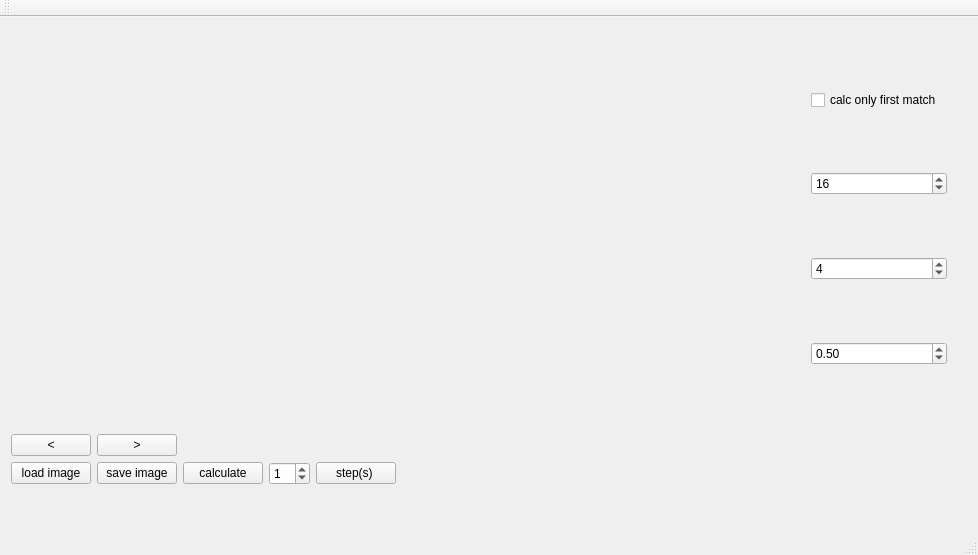
The window that epicenter/mainwindow.ui (Sebu/sprs) describes before a commit, drawn with Qt 5.
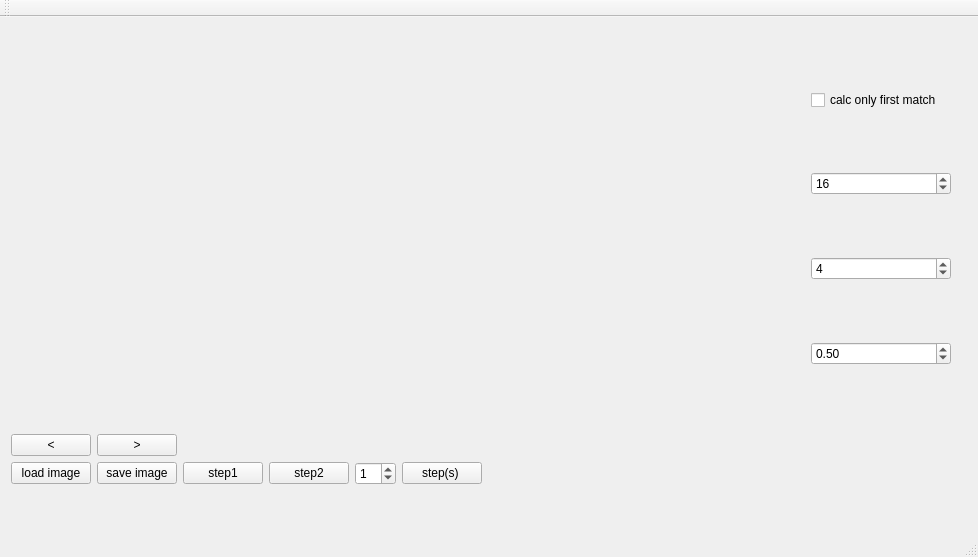
The same window after the commit.

```diff
--- a/epicenter/mainwindow.ui
+++ b/epicenter/mainwindow.ui
@@ -7,7 +7,7 @@
     <x>0</x>
     <y>0</y>
     <width>978</width>
-    <height>555</height>
+    <height>557</height>
    </rect>
   </property>
   <property name="sizePolicy">
@@ -37,7 +37,7 @@
      <rect>
       <x>0</x>
       <y>0</y>
-      <width>958</width>
+      <width>962</width>
       <height>480</height>
      </rect>
     </property>
@@ -175,7 +175,7 @@
       </layout>
      </item>
      <item>
-      <layout class="QHBoxLayout" name="horizontalLayout" stretch="0,0,0,0,0,0">
+      <layout class="QHBoxLayout" name="horizontalLayout" stretch="0,0,0,0,0,0,0">
        <property name="sizeConstraint">
         <enum>QLayout::SetMinimumSize</enum>
        </property>
@@ -196,7 +196,14 @@
        <item>
         <widget class="QPushButton" name="calcButton">
          <property name="text">
-          <string>calculate</string>
+          <string>step1</string>
+         </property>
+        </widget>
+       </item>
+       <item>
+        <widget class="QPushButton" name="step2Button">
+         <property name="text">
+          <string>step2</string>
          </property>
         </widget>
        </item>
```
Left out of the diff: 2 changed lines with no effect on the pictures.
